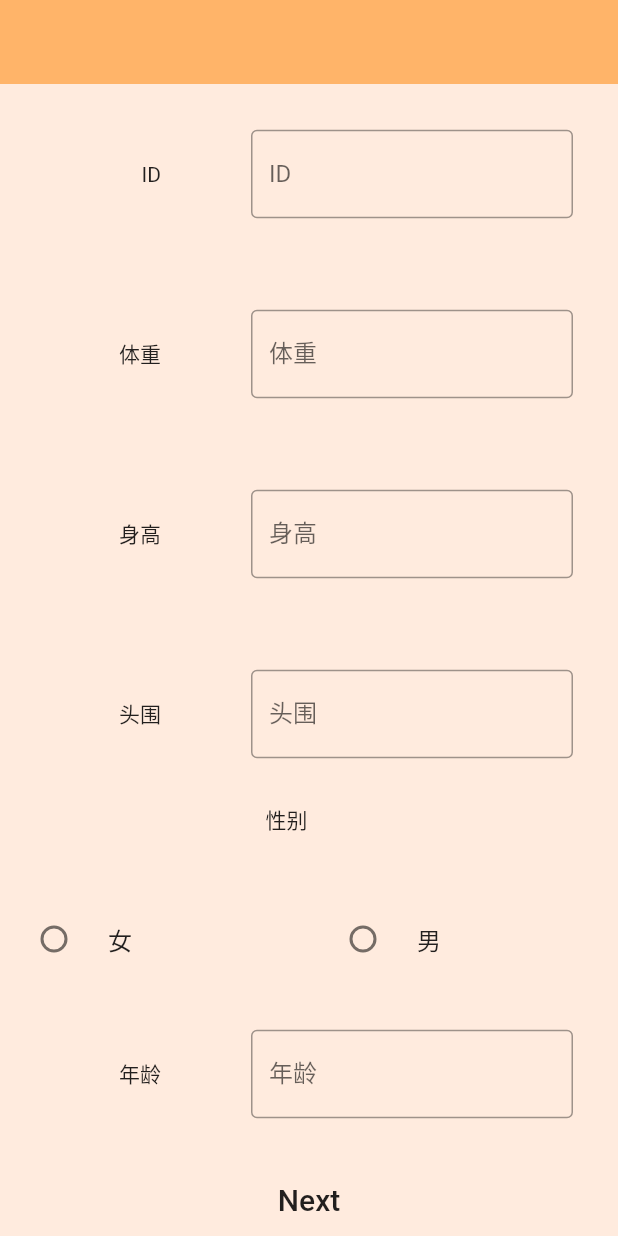
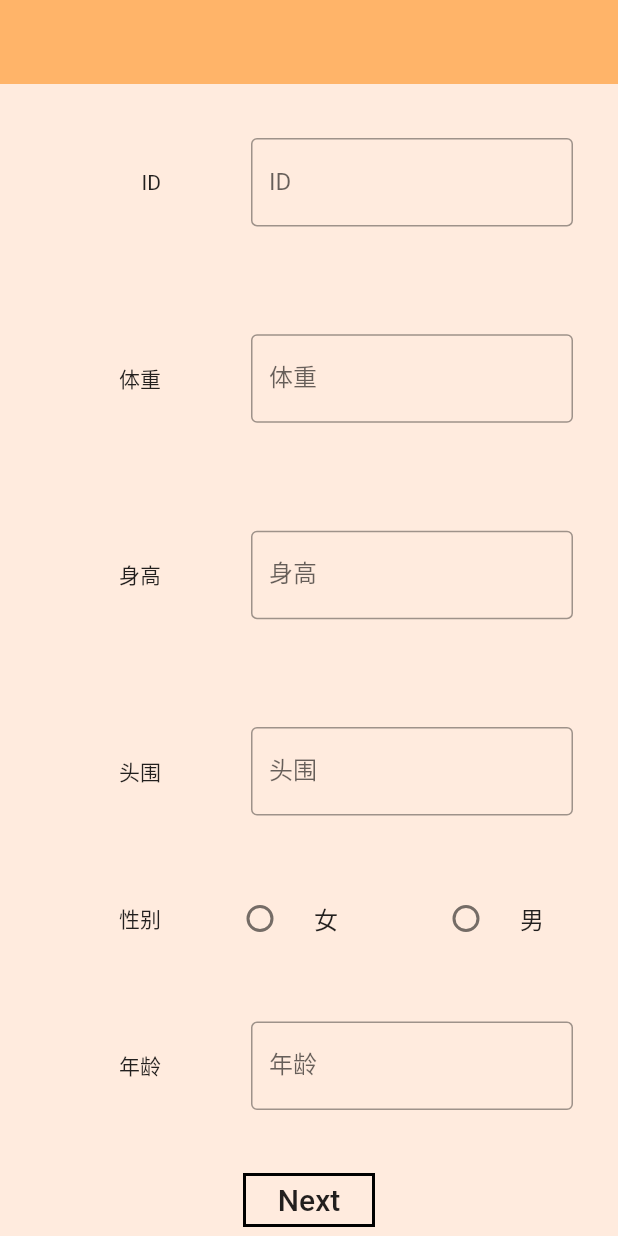
Before and after one commit to maggieding317/maggie-project-s20, a Flutter app: the SignUpPage screen opened directly with empty values, on a phone screen of 412 x 824 dp. Run offline on Flutter 3.47's test engine with Material 2 defaults, Android fonts, the phone set to English and light mode, and no system bars; our stand-ins replace shared_preferences; accounts and stored records are empty; network calls fail.

Commit message:
fixed errors

```diff
--- a/lib/signupScreen.dart
+++ b/lib/signupScreen.dart
@@ -50,7 +50,6 @@ class _SignUpPageState extends State<SignUpPage> {
           ),
           child: Column(
             children: <Widget>[
-
               Expanded(
                 flex: 2,
                 child: Row(
@@ -185,11 +184,12 @@ class _SignUpPageState extends State<SignUpPage> {
                 ),
               ),
               Expanded(
-                flex: 2,
-                child: Column(
-                  mainAxisAlignment: MainAxisAlignment.center,
+                flex: 1,
+                child: Container(
+                  child: Row(
                     children: <Widget>[
                       Expanded(
+                        flex: 1,
                         child: Container(
                           margin: EdgeInsets.only(right: 30),
                           child: Text(
@@ -198,9 +198,6 @@ class _SignUpPageState extends State<SignUpPage> {
                           ),
                         ),
                       ),
-                    Expanded(
-                      child: Row(
-                        children: <Widget>[
                       Expanded(
                         child: RadioListTile(
                           groupValue: _gender,
@@ -227,8 +224,6 @@ class _SignUpPageState extends State<SignUpPage> {
                       ),
                     ],
                   ),
-                    ),
-                  ],
                 ),
               ),
               Expanded(
@@ -286,6 +281,8 @@ class _SignUpPageState extends State<SignUpPage> {
                   );
                 },
                 child: const Text('Next', style: TextStyle(fontSize: 20)),
+                shape: RoundedRectangleBorder(
+                    side: BorderSide(color: Colors.black, width: 2)),
               ),
             ],
           ),
```
Also changed, not shown: lib/profileScreen.dart (+10 -4 lines). Lines whose indentation alone changed are shown as unchanged.
